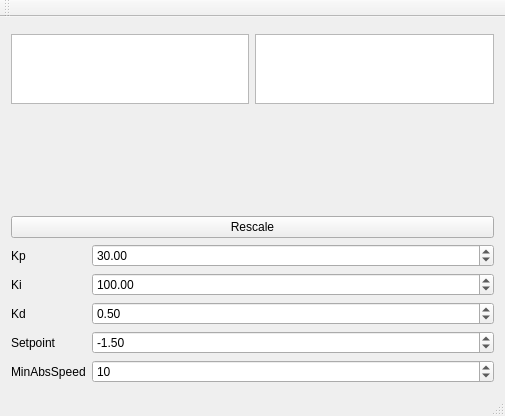
Old version of the form mainwindow.ui in the repository Neuro111/balansBotGUI.
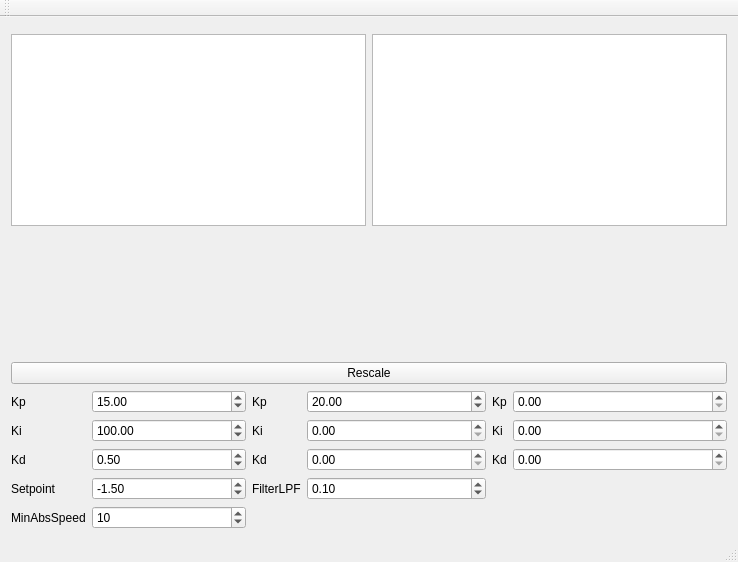
New version of the form. Custom widgets are drawn as their Qt base class.

What changed in the file:
```diff
--- a/mainwindow.ui
+++ b/mainwindow.ui
@@ -6,8 +6,8 @@
    <rect>
     <x>0</x>
     <y>0</y>
-    <width>505</width>
-    <height>372</height>
+    <width>738</width>
+    <height>562</height>
    </rect>
   </property>
   <property name="windowTitle">
@@ -56,6 +56,7 @@
         <height>100</height>
        </size>
       </property>
+      <zorder>formLayoutWidget</zorder>
      </widget>
     </item>
     <item>
@@ -66,7 +67,16 @@
      </widget>
     </item>
     <item>
+     <layout class="QHBoxLayout" name="horizontalLayout_2">
+      <item>
      <layout class="QFormLayout" name="formLayout">
+        <item row="0" column="0">
+         <widget class="QLabel" name="label">
+          <property name="text">
+           <string>Kp</string>
+          </property>
+         </widget>
+        </item>
       <item row="0" column="1">
        <widget class="QDoubleSpinBox" name="SpinBox_Kp">
         <property name="maximum">
@@ -76,7 +86,14 @@
          <double>1.000000000000000</double>
         </property>
         <property name="value">
-         <double>30.000000000000000</double>
+           <double>15.000000000000000</double>
+          </property>
+         </widget>
+        </item>
+        <item row="1" column="0">
+         <widget class="QLabel" name="label_2">
+          <property name="text">
+           <string>Ki</string>
         </property>
        </widget>
       </item>
@@ -93,17 +110,10 @@
         </property>
        </widget>
       </item>
-      <item row="0" column="0">
-       <widget class="QLabel" name="label">
+        <item row="2" column="0">
+         <widget class="QLabel" name="label_3">
         <property name="text">
-         <string>Kp</string>
-        </property>
-       </widget>
-      </item>
-      <item row="1" column="0">
-       <widget class="QLabel" name="label_2">
-        <property name="text">
-         <string>Ki</string>
+           <string>Kd</string>
         </property>
        </widget>
       </item>
@@ -120,13 +130,6 @@
         </property>
        </widget>
       </item>
-      <item row="2" column="0">
-       <widget class="QLabel" name="label_3">
-        <property name="text">
-         <string>Kd</string>
-        </property>
-       </widget>
-      </item>
       <item row="3" column="0">
        <widget class="QLabel" name="label_4">
         <property name="text">
@@ -166,6 +169,104 @@
       </item>
      </layout>
     </item>
+      <item>
+       <layout class="QFormLayout" name="formLayout_2">
+        <item row="0" column="0">
+         <widget class="QLabel" name="label_7">
+          <property name="text">
+           <string>Kp</string>
+          </property>
+         </widget>
+        </item>
+        <item row="0" column="1">
+         <widget class="QDoubleSpinBox" name="balansKp">
+          <property name="value">
+           <double>20.000000000000000</double>
+          </property>
+         </widget>
+        </item>
+        <item row="1" column="0">
+         <widget class="QLabel" name="label_8">
+          <property name="text">
+           <string>Ki</string>
+          </property>
+         </widget>
+        </item>
+        <item row="1" column="1">
+         <widget class="QDoubleSpinBox" name="balansKi"/>
+        </item>
+        <item row="2" column="0">
+         <widget class="QLabel" name="label_9">
+          <property name="text">
+           <string>Kd</string>
+          </property>
+         </widget>
+        </item>
+        <item row="2" column="1">
+         <widget class="QDoubleSpinBox" name="balansKd"/>
+        </item>
+        <item row="3" column="0">
+         <widget class="QLabel" name="label_6">
+          <property name="text">
+           <string>FilterLPF</string>
+          </property>
+         </widget>
+        </item>
+        <item row="3" column="1">
+         <widget class="QDoubleSpinBox" name="filterSpinBox">
+          <property name="maximum">
+           <double>1.000000000000000</double>
+          </property>
+          <property name="singleStep">
+           <double>0.010000000000000</double>
+          </property>
+          <property name="value">
+           <double>0.100000000000000</double>
+          </property>
+         </widget>
+        </item>
+       </layout>
+      </item>
+      <item>
+       <layout class="QFormLayout" name="formLayout_3">
+        <item row="0" column="1">
+         <widget class="QDoubleSpinBox" name="positionKp">
+          <property name="singleStep">
+           <double>0.010000000000000</double>
+          </property>
+         </widget>
+        </item>
+        <item row="1" column="1">
+         <widget class="QDoubleSpinBox" name="positionKi"/>
+        </item>
+        <item row="2" column="1">
+         <widget class="QDoubleSpinBox" name="positionKd"/>
+        </item>
+        <item row="0" column="0">
+         <widget class="QLabel" name="label_10">
+          <property name="text">
+           <string>Kp</string>
+          </property>
+         </widget>
+        </item>
+        <item row="1" column="0">
+         <widget class="QLabel" name="label_11">
+          <property name="text">
+           <string>Ki</string>
+          </property>
+         </widget>
+        </item>
+        <item row="2" column="0">
+         <widget class="QLabel" name="label_12">
+          <property name="text">
+           <string>Kd</string>
+          </property>
+         </widget>
+        </item>
+       </layout>
+      </item>
+     </layout>
+    </item>
    </layout>
   </widget>
   <widget class="QMenuBar" name="menuBar">
@@ -173,7 +274,7 @@
     <rect>
      <x>0</x>
      <y>0</y>
-     <width>505</width>
+     <width>738</width>
      <height>21</height>
     </rect>
    </property>
```
Lines whose indentation alone changed are shown as unchanged.
